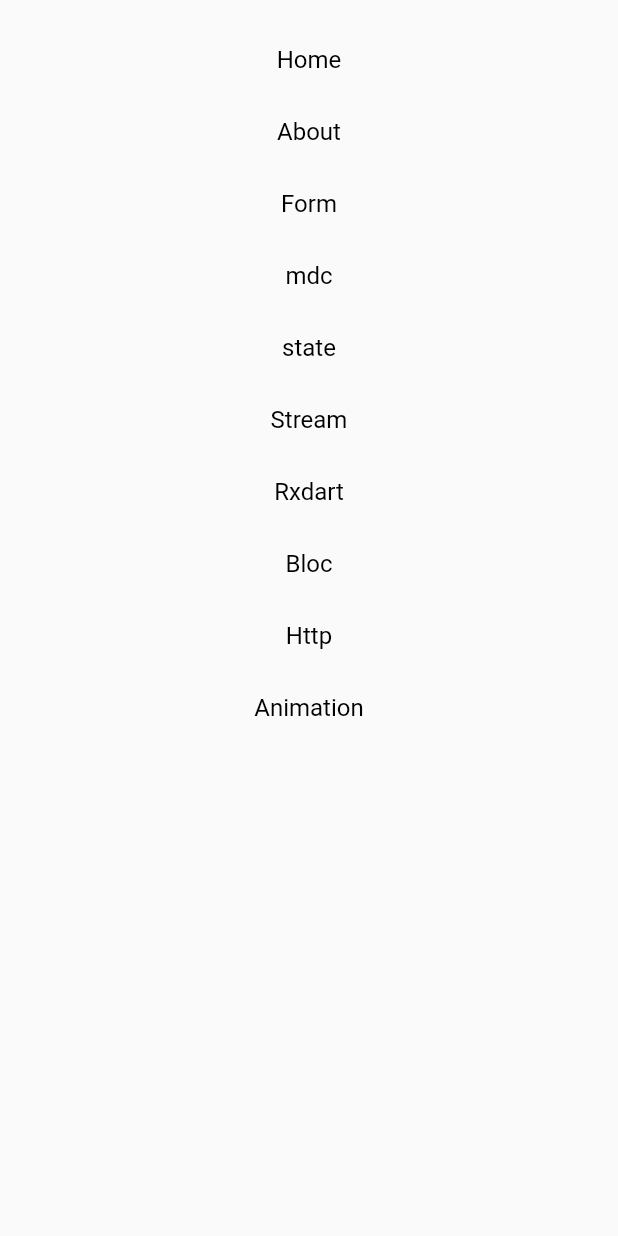
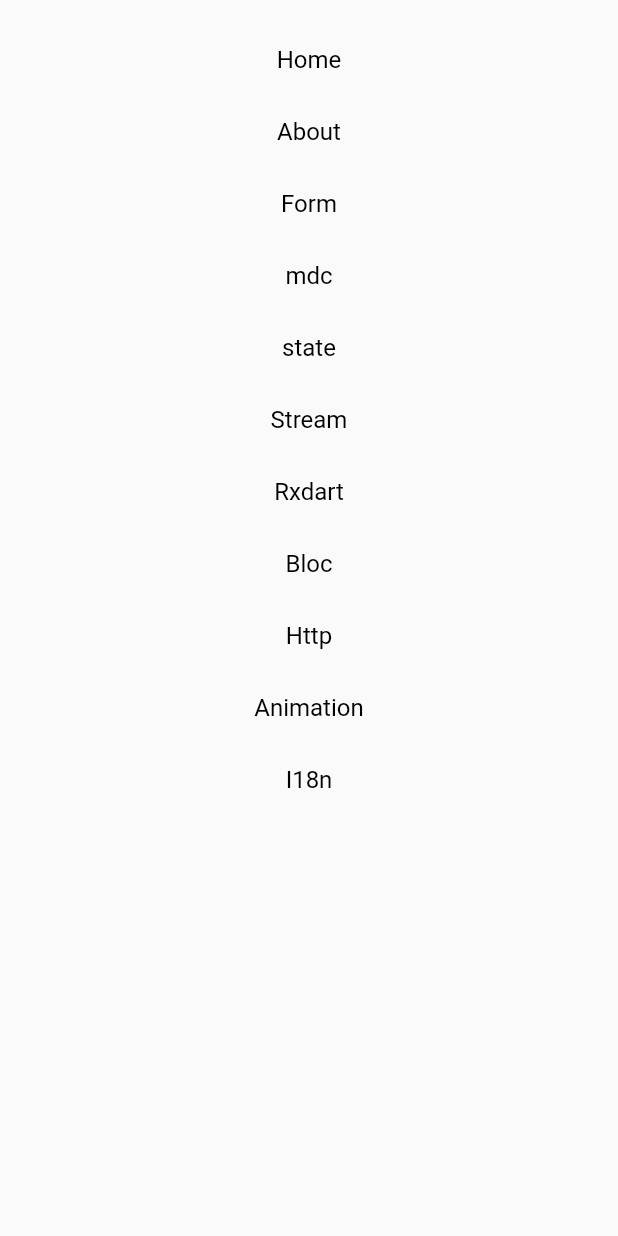
Before and after one commit to symboll/red, a Flutter app: the screen it shows after launch, on a phone screen of 412 x 824 dp. Run offline on Flutter 3.47's test engine with Material 2 defaults, Android fonts, the light colour scheme and no system bars; our stand-ins replace rxdart.

Commit message:
feat: add i18n

```diff
--- a/app/lib/demo/animation/animation_demo.dart
+++ b/app/lib/demo/animation/animation_demo.dart
@@ -26,9 +26,7 @@ class _AnimationHomeDemoState extends State<AnimationHomeDemo>
   Animation _animation;
   Animation _animationColor;
 
-  /**
-   * 非线性动画
-   */
+  /// 非线性动画
   CurvedAnimation _curvedAnimation;
 
   @override
--- a/app/lib/demo/navigator_demo.dart
+++ b/app/lib/demo/navigator_demo.dart
@@ -94,6 +94,12 @@ class NavigatorDemo extends StatelessWidget {
                     },
                     child: Text('Animation')
                   ),
+                  TextButton(
+                    onPressed: () {
+                      Navigator.pushNamed(context, '/i18n');
+                    },
+                    child: Text('I18n')
+                  ),
                 ],
               )
             ),
--- a/app/lib/main.dart
+++ b/app/lib/main.dart
@@ -1,5 +1,6 @@
+import 'package:flutter/material.dart';
+import 'package:flutter_localizations/flutter_localizations.dart';
 
-import 'package:flutter/material.dart';
 import 'demo/listview_demo.dart';
 import 'demo/drawer_demo.dart';
 import 'demo/bottomNavigationBar_demo.dart';
@@ -17,12 +18,25 @@ import 'demo/rxdart/rxdart_demo.dart';
 import 'demo/bloc/bloc_demo.dart';
 import 'demo/http/http_demo.dart';
 import 'demo/animation/animation_demo.dart';
+import 'demo/i18n/i18n_demo.dart';
 void main () => runApp(App());
 
 class App extends StatelessWidget {
   @override
   Widget build(BuildContext context) {
     return MaterialApp(
+      // localeListResolutionCallback: (List<Locale> locale, Iterable<Locale> supportedLocales) {
+      //   return Locale('zh', 'CN');
+      // },
+      // locale: Locale('en', 'US'),
+      localizationsDelegates: [
+        GlobalMaterialLocalizations.delegate,
+        GlobalWidgetsLocalizations.delegate
+      ],
+      supportedLocales: [
+        Locale('en', 'US'),
+        Locale('zh', 'CN')
+      ],
       debugShowCheckedModeBanner: false,
       // home: Nav.NavigatorDemo(),
       initialRoute: '/',
@@ -37,7 +51,8 @@ class App extends StatelessWidget {
         '/rxdart': (context) => RxdartDemo(),
         '/bloc': (context) => BlocDemo(),
         '/http': (context) => HttpDemo(),
-        '/animation': (context) => AnimationDemo()
+        '/animation': (context) => AnimationDemo(),
+        '/i18n': (context) => I18nDemo()
       },
       theme: ThemeData(
         primarySwatch: Colors.yellow,
--- a/app/pubspec.yaml
+++ b/app/pubspec.yaml
@@ -27,6 +27,8 @@ dependencies:
   scoped_model: 1.1.0
   rxdart: 0.26.0
   http: 0.13.1
+  flutter_localizations:
+    sdk: flutter
   # The following adds the Cupertino Icons font to your application.
   # Use with the CupertinoIcons class for iOS style icons.
   cupertino_icons: ^1.0.0
```
Also changed, not shown: app/lib/demo/http/curd_demo.dart (+4 -3 lines), app/lib/demo/i18n/i18n_demo.dart (added, +26 -0 lines), app/pubspec.lock.
